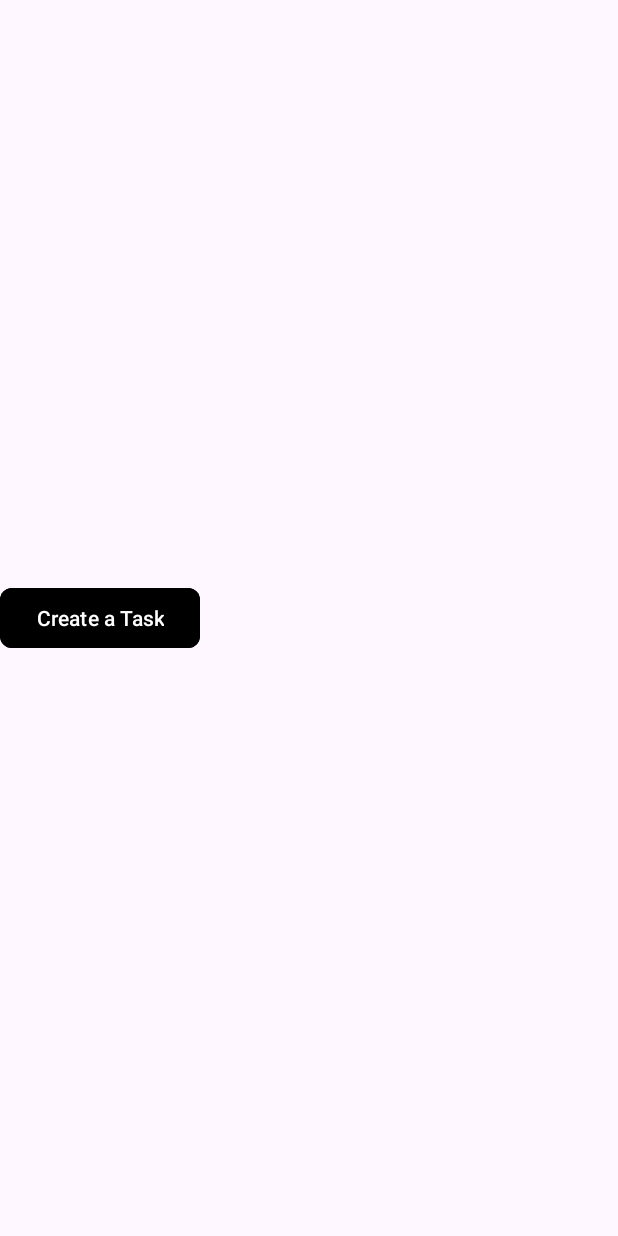
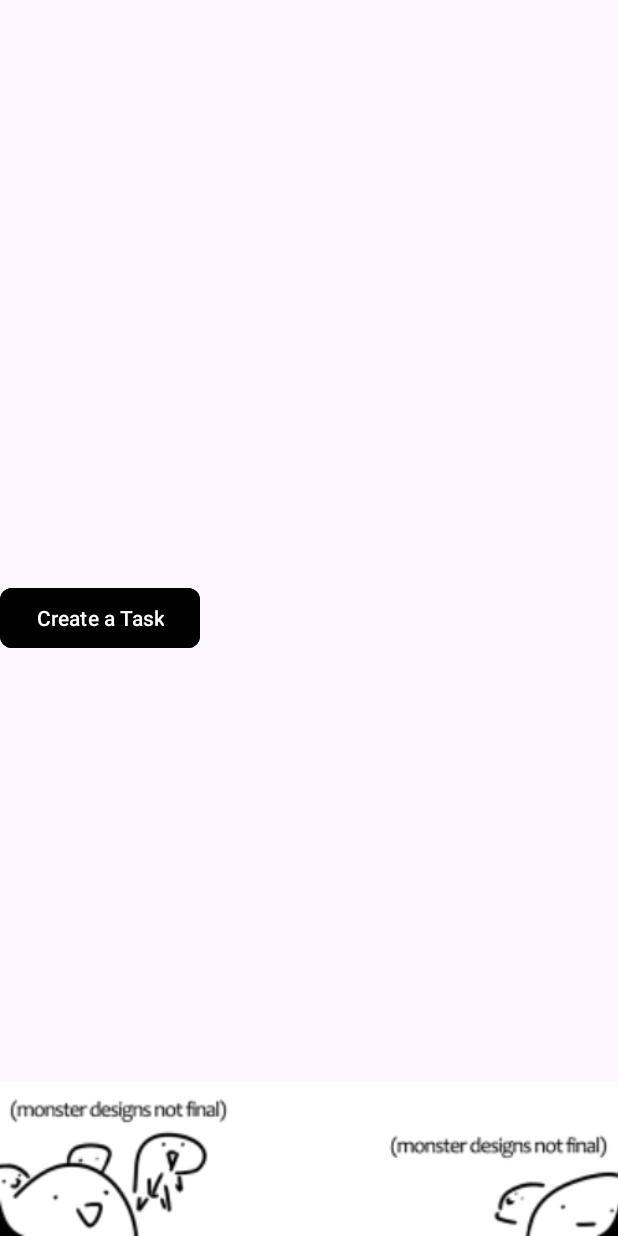
Before and after one commit to UTSA-CS-3443/MonstrousTasks, an Android app: the layout activity_custom_task.xml on its own in the app's theme, with its tools: preview values and no code run, on a phone screen of 412 x 824 dp. Run offline under Robolectric (Android 15) with nearby library versions, the phone set to English and light mode, and no system bars.

Commit message:
changes to custom tasks

```diff
--- a/app/src/main/res/layout/activity_custom_task.xml
+++ b/app/src/main/res/layout/activity_custom_task.xml
@@ -4,11 +4,27 @@
     android:layout_height="match_parent"
     android:layout_gravity="center">
 
-    <Button
-        android:layout_width="wrap_content"
-        android:layout_height="wrap_content"
-        android:text="Create a Task"
-        android:layout_gravity="center_vertical"
-        style="@style/MyButtonStyle" />
+    <RelativeLayout
+        android:layout_width="500dp"
+        android:layout_height="match_parent">
+
+        <ImageView
+            android:layout_width="414dp"
+            android:layout_height="343dp"
+            android:layout_alignParentBottom="true"
+            android:layout_gravity="bottom"
+            android:layout_marginBottom="-120dp"
+            android:src="@drawable/bottom_border" />
+
+        <Button
+            style="@style/MyButtonStyle"
+            android:layout_centerVertical="true"
+            android:layout_width="wrap_content"
+            android:layout_height="wrap_content"
+
+            android:text="Create a Task" />
+
+    </RelativeLayout>
+
 
 </LinearLayout>
```
